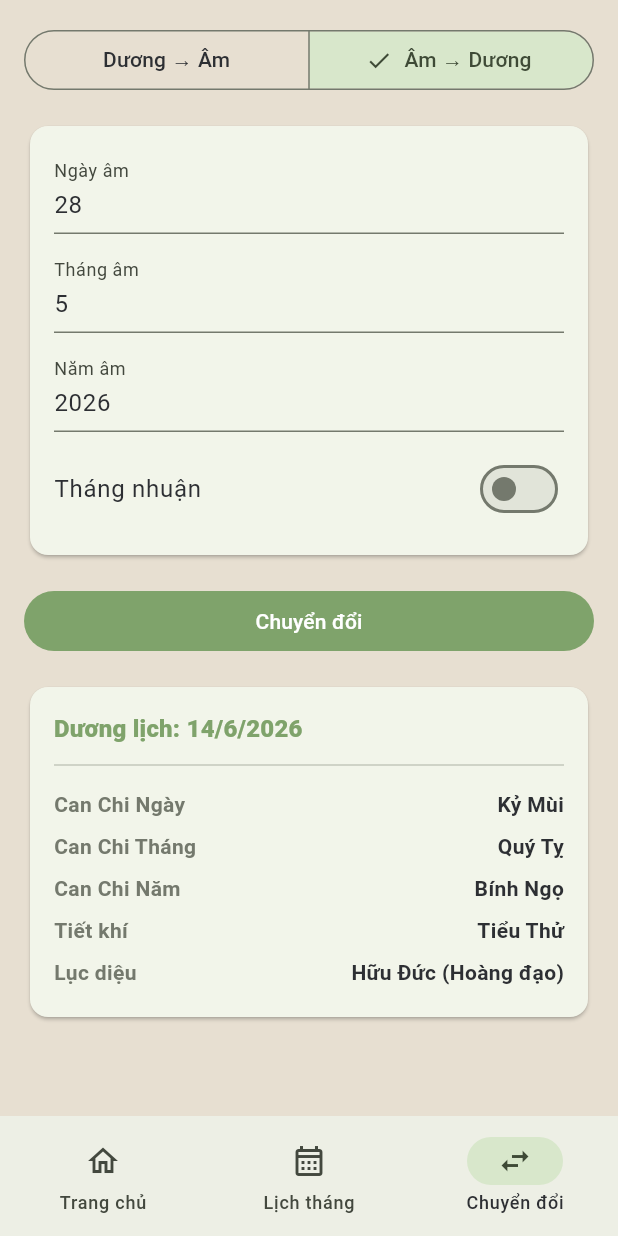
After one commit to hongducdev/nhatnguyet, a Flutter app: the screen it shows after launch, item 3 of the bottom bar chosen, after a tap on "Âm → Dương", on a phone screen of 412 x 824 dp. The commit adds this screen. Run offline on Flutter 3.47's test engine with Material 3 defaults, Android fonts, the phone set to English and light mode, and no system bars; our stand-ins replace google_fonts; missing offline and left inert: home_widget.

Commit message:
feat: add solar-lunar date converter screen
Add a new date converter screen that supports bidirectional conversion between solar and lunar dates, including display of traditional Vietnamese calendar metadata such as can chi, tiet khi and luc dieu. Also add the required navigation entry in the main bottom navigation menu, and implement the necessary lunar-to-solar conversion utilities in the LunarConverter service.

```diff
--- /dev/null
+++ b/lib/screens/date_converter_screen.dart
@@ -0,0 +1,250 @@
+import 'package:flutter/material.dart';
+
+import '../services/lunar_converter.dart';
+import '../services/calendar_event_service.dart';
+
+class DateConverterScreen extends StatefulWidget {
+  const DateConverterScreen({super.key});
+
+  @override
+  State<DateConverterScreen> createState() => _DateConverterScreenState();
+}
+
+class _DateConverterScreenState extends State<DateConverterScreen> {
+  bool _solarToLunar = true;
+  DateTime _solarDate = DateTime.now();
+
+  final _lunarDayCtrl = TextEditingController();
+  final _lunarMonthCtrl = TextEditingController();
+  final _lunarYearCtrl = TextEditingController();
+  bool _isLeapMonth = false;
+
+  String _result = '';
+  String _canChiDay = '';
+  String _canChiMonth = '';
+  String _canChiYear = '';
+  String _tietKhi = '';
+  String _lucDieu = '';
+
+  @override
+  void initState() {
+    super.initState();
+    _lunarDayCtrl.text = '${DateTime.now().day}';
+    _lunarMonthCtrl.text = '${DateTime.now().month}';
+    _lunarYearCtrl.text = '${DateTime.now().year}';
+    _convert();
+  }
+
+  @override
+  void dispose() {
+    _lunarDayCtrl.dispose();
+    _lunarMonthCtrl.dispose();
+    _lunarYearCtrl.dispose();
+    super.dispose();
+  }
+
+  void _convert() {
+    if (_solarToLunar) {
+      final lunar = LunarConverter.convertSolar2Lunar(
+        _solarDate.day,
+        _solarDate.month,
+        _solarDate.year,
+        7.0,
+      );
+      final tk = CalendarEventService.tietKhiFor(_solarDate);
+      setState(() {
+        _result = 'Âm lịch: ${lunar.day}/${lunar.month}/${lunar.year}${lunar.isLeapMonth ? ' (Nhuận)' : ''}';
+        _canChiDay = lunar.canChiDay;
+        _canChiMonth = lunar.canChiMonth;
+        _canChiYear = lunar.canChiYear;
+        _tietKhi = tk;
+        _lucDieu = '${lunar.lucDieu.name} (${lunar.lucDieu.loai})';
+      });
+      return;
+    }
+
+    final day = int.tryParse(_lunarDayCtrl.text.trim());
+    final month = int.tryParse(_lunarMonthCtrl.text.trim());
+    final year = int.tryParse(_lunarYearCtrl.text.trim());
+    if (day == null || month == null || year == null) {
+      setState(() {
+        _result = 'Vui lòng nhập đúng ngày tháng năm âm lịch';
+        _canChiDay = '';
+        _canChiMonth = '';
+        _canChiYear = '';
+        _tietKhi = '';
+        _lucDieu = '';
+      });
+      return;
+    }
+
+    final solar = LunarConverter.convertLunar2Solar(
+      day,
+      month,
+      year,
+      _isLeapMonth ? 1 : 0,
+      7.0,
+    );
+    final lunar = LunarConverter.convertSolar2Lunar(
+      solar.day,
+      solar.month,
+      solar.year,
+      7.0,
+    );
+    final tk = CalendarEventService.tietKhiFor(solar);
+    setState(() {
+      _result = 'Dương lịch: ${solar.day}/${solar.month}/${solar.year}';
+      _canChiDay = lunar.canChiDay;
+      _canChiMonth = lunar.canChiMonth;
+      _canChiYear = lunar.canChiYear;
+      _tietKhi = tk;
+      _lucDieu = '${lunar.lucDieu.name} (${lunar.lucDieu.loai})';
+    });
+  }
+
+  @override
+  Widget build(BuildContext context) {
+    final theme = Theme.of(context);
+    final colorScheme = theme.colorScheme;
+
+    return SafeArea(
+      child: SingleChildScrollView(
+        padding: const EdgeInsets.all(16),
+        child: Column(
+          crossAxisAlignment: CrossAxisAlignment.stretch,
+          children: [
+            SegmentedButton<bool>(
+              segments: const [
+                ButtonSegment<bool>(value: true, label: Text('Dương → Âm')),
+                ButtonSegment<bool>(value: false, label: Text('Âm → Dương')),
+              ],
+              selected: {_solarToLunar},
+              onSelectionChanged: (value) {
+                setState(() {
+                  _solarToLunar = value.first;
+                });
+                _convert();
+              },
+            ),
+            const SizedBox(height: 16),
+            if (_solarToLunar)
+              Card(
+                child: ListTile(
+                  title: const Text('Ngày dương lịch'),
+                  subtitle: Text('${_solarDate.day}/${_solarDate.month}/${_solarDate.year}'),
+                  trailing: const Icon(Icons.edit_calendar_rounded),
+                  onTap: () async {
+                    final picked = await showDatePicker(
+                      context: context,
+                      firstDate: DateTime(1900),
+                      lastDate: DateTime(2100),
+                      initialDate: _solarDate,
+                    );
+                    if (picked != null) {
+                      setState(() {
+                        _solarDate = picked;
+                      });
+                      _convert();
+                    }
+                  },
+                ),
+              )
+            else
+              Card(
+                child: Padding(
+                  padding: const EdgeInsets.all(16),
+                  child: Column(
+                    children: [
+                      TextField(
+                        controller: _lunarDayCtrl,
+                        keyboardType: TextInputType.number,
+                        decoration: const InputDecoration(labelText: 'Ngày âm'),
+                      ),
+                      const SizedBox(height: 10),
+                      TextField(
+                        controller: _lunarMonthCtrl,
+                        keyboardType: TextInputType.number,
+                        decoration: const InputDecoration(labelText: 'Tháng âm'),
+                      ),
+                      const SizedBox(height: 10),
+                      TextField(
+                        controller: _lunarYearCtrl,
+                        keyboardType: TextInputType.number,
+                        decoration: const InputDecoration(labelText: 'Năm âm'),
+                      ),
+                      const SizedBox(height: 10),
+                      SwitchListTile(
+                        contentPadding: EdgeInsets.zero,
+                        value: _isLeapMonth,
+                        onChanged: (v) {
+                          setState(() {
+                            _isLeapMonth = v;
+                          });
+                        },
+                        title: const Text('Tháng nhuận'),
+                      ),
+                    ],
+                  ),
+                ),
+              ),
+            const SizedBox(height: 16),
+            FilledButton(onPressed: _convert, child: const Text('Chuyển đổi')),
+            const SizedBox(height: 16),
+            Card(
+              child: Padding(
+                padding: const EdgeInsets.all(16),
+                child: Column(
+                  crossAxisAlignment: CrossAxisAlignment.start,
+                  children: [
+                    Text(
+                      _result,
+                      style: theme.textTheme.titleMedium?.copyWith(
+                        fontWeight: FontWeight.w900,
+                        color: colorScheme.primary,
+                      ),
+                    ),
+                    if (_canChiDay.isNotEmpty) ...[
+                      const Divider(height: 24),
+                      _buildInfoRow(context, 'Can Chi Ngày', _canChiDay),
+                      _buildInfoRow(context, 'Can Chi Tháng', _canChiMonth),
+                      _buildInfoRow(context, 'Can Chi Năm', _canChiYear),
+                      _buildInfoRow(context, 'Tiết khí', _tietKhi),
+                      _buildInfoRow(context, 'Lục diệu', _lucDieu),
+                    ],
+                  ],
+                ),
+              ),
+            ),
+          ],
+        ),
+      ),
+    );
+  }
+
+  Widget _buildInfoRow(BuildContext context, String label, String value) {
+    final theme = Theme.of(context);
+    final colorScheme = theme.colorScheme;
+    return Padding(
+      padding: const EdgeInsets.symmetric(vertical: 4),
+      child: Row(
+        mainAxisAlignment: MainAxisAlignment.spaceBetween,
+        children: [
+          Text(
+            label,
+            style: theme.textTheme.bodyMedium?.copyWith(
+              color: colorScheme.outline,
+              fontWeight: FontWeight.w600,
+            ),
+          ),
+          Text(
+            value,
+            style: theme.textTheme.bodyMedium?.copyWith(
+              fontWeight: FontWeight.bold,
+              color: colorScheme.onSurface,
+            ),
+          ),
+        ],
+      ),
+    );
+  }
+}
--- a/lib/screens/main_navigation_screen.dart
+++ b/lib/screens/main_navigation_screen.dart
@@ -2,6 +2,7 @@ import 'package:flutter/material.dart';
 
 import 'home_screen.dart';
 import 'month_calendar_screen.dart';
+import 'date_converter_screen.dart';
 
 class MainNavigationScreen extends StatefulWidget {
   const MainNavigationScreen({super.key});
@@ -16,6 +17,7 @@ class _MainNavigationScreenState extends State<MainNavigationScreen> {
   final List<Widget> _screens = const [
     HomeScreen(),
     MonthCalendarScreen(),
+    DateConverterScreen(),
   ];
 
   @override
@@ -43,6 +45,11 @@ class _MainNavigationScreenState extends State<MainNavigationScreen> {
             selectedIcon: Icon(Icons.calendar_month),
             label: 'Lịch tháng',
           ),
+          NavigationDestination(
+            icon: Icon(Icons.swap_horiz_outlined),
+            selectedIcon: Icon(Icons.swap_horiz),
+            label: 'Chuyển đổi',
+          ),
         ],
       ),
     );
--- a/lib/services/lunar_converter.dart
+++ b/lib/services/lunar_converter.dart
@@ -201,4 +201,58 @@ class LunarConverter {
       lichViec: LichViec.get(ldName, canDIdx),
     );
   }
+
+  static DateTime convertLunar2Solar(int lunarDay, int lunarMonth, int lunarYear, int lunarLeap, double tz) {
+    int monthStart;
+    int a11;
+    if (lunarMonth < 11) {
+      a11 = getLunarMonth11(lunarYear - 1, tz);
+      monthStart = getNewMoonDay(((a11 - 2415021.076998695) / 29.530588853 + 0.5).floor() + lunarMonth, tz);
+    } else {
+      a11 = getLunarMonth11(lunarYear, tz);
+      monthStart = getNewMoonDay(((a11 - 2415021.076998695) / 29.530588853 + 0.5).floor() + lunarMonth - 12, tz);
+    }
+
+    int leapMonthOffset = 0;
+    if (isLeapYear(lunarYear, tz)) {
+      leapMonthOffset = getLeapMonthOffset(a11, tz);
+    }
+
+    if (lunarLeap == 1) {
+      monthStart = getNewMoonDay(((monthStart - 2415021.076998695) / 29.530588853 + 0.5).floor() + 1, tz);
+    } else if (leapMonthOffset > 0) {
+      int leapMonth = leapMonthOffset - 2;
+      if (leapMonth < 0) leapMonth += 12;
+      if (lunarMonth > leapMonth && (lunarMonth != 11 || leapMonthOffset == 1)) {
+        monthStart = getNewMoonDay(((monthStart - 2415021.076998695) / 29.530588853 + 0.5).floor() + 1, tz);
+      }
+    }
+
+    int jd = monthStart + lunarDay - 1;
+    return jdToDate(jd);
+  }
+
+  static DateTime jdToDate(int jd) {
+    int alpha, a, b, c, d, e, z;
+    z = jd + 1;
+
+    if (z < 2299161) {
+      a = z;
+    } else {
+      alpha = ((z - 1867216.25) / 36524.25).floor();
+      a = z + 1 + alpha - (alpha / 4).floor();
+    }
+
+    b = a + 1524;
+    c = ((b - 122.1) / 365.25).floor();
+    d = (365.25 * c).floor();
+    e = ((b - d) / 30.6001).floor();
+
+    int day = b - d - (30.6001 * e).floor();
+    int month = e < 14 ? e - 1 : e - 13;
+    int year = month > 2 ? c - 4716 : c - 4715;
+
+    return DateTime(year, month, day);
+  }
+
 }
```
